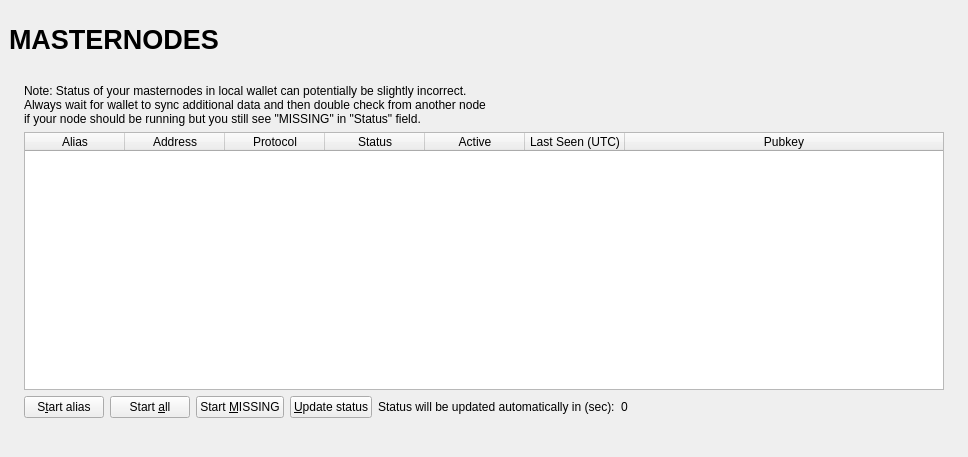
Old version of the form src/qt/forms/masternodelist.ui in the repository didarmetu/Fibercoin.
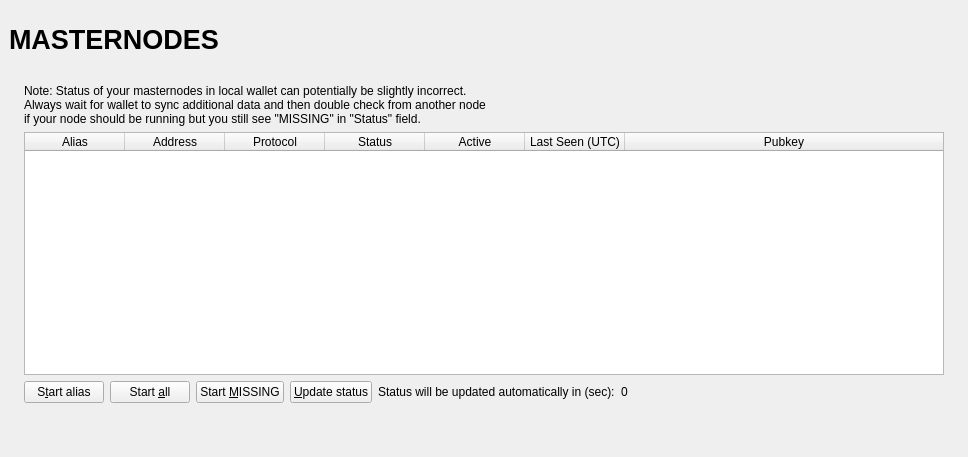
New version of the form.

```diff
--- a/src/qt/forms/masternodelist.ui
+++ b/src/qt/forms/masternodelist.ui
@@ -134,7 +134,7 @@
          <number>6</number>
         </property>
         <property name="bottomMargin">
-         <number>6</number>
+         <number>33</number>
         </property>
         <item>
          <widget class="QFrame" name="frame_Content">
@@ -163,7 +163,7 @@
               <widget class="QFrame" name="frameList">
                <layout class="QVBoxLayout" name="verticalLayout_2">
                 <property name="bottomMargin">
-                 <number>24</number>
+                 <number>12</number>
                 </property>
                 <item>
                  <layout class="QHBoxLayout" name="horizontalLayout_note">
```
